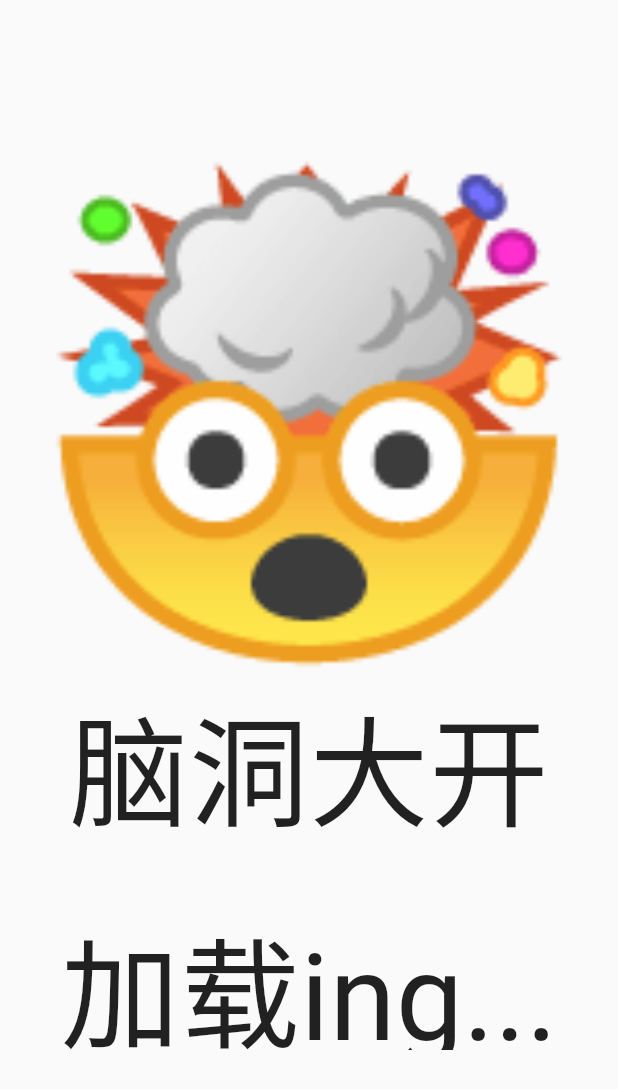
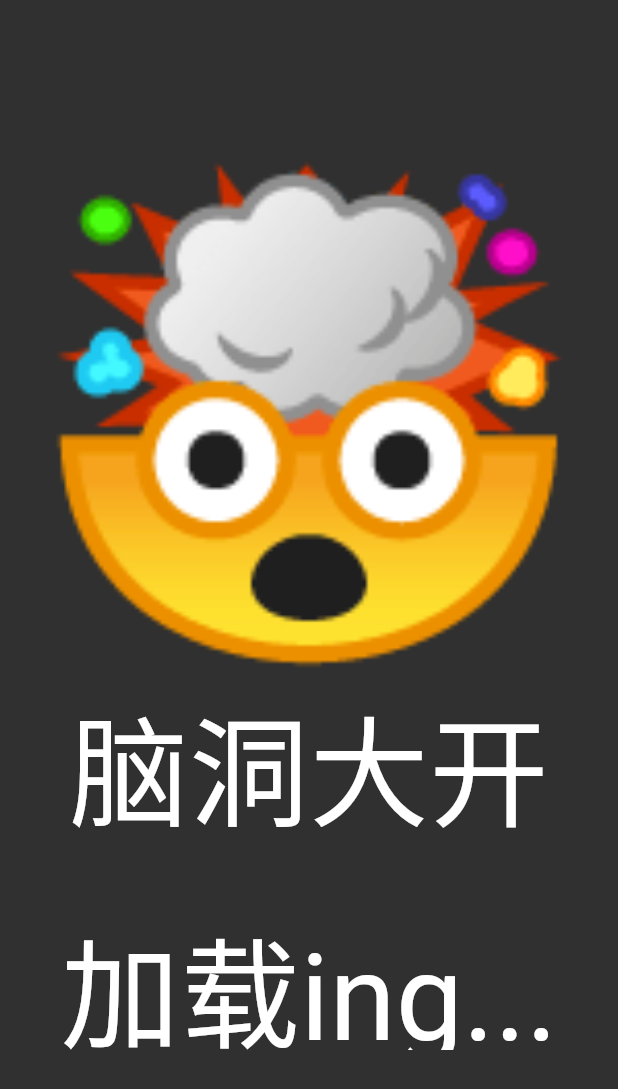
Before and after one commit to linweigao/guess, a Flutter app: the screen it shows after launch, on a phone screen of 412 x 824 dp. Shown: the top 1089 px of the screen. Run offline on Flutter 3.47's test engine with Material 2 defaults, Android fonts, the phone set to English and light mode, and no system bars; our stand-ins replace share_plus, shared_preferences; statements that could not run were skipped.

Commit message:
layout fix

```diff
--- a/lib/main.dart
+++ b/lib/main.dart
@@ -12,7 +12,10 @@ class MyApp extends StatelessWidget {
   @override
   Widget build(BuildContext context) {
     return MaterialApp(
-        title: 'Flutter Demo',
+        title: '脑洞大开',
+        darkTheme:
+            ThemeData(brightness: Brightness.dark, primarySwatch: Colors.grey),
+        themeMode: ThemeMode.dark,
         theme: ThemeData(
           // This is the theme of your application.
           //
```
Also changed, not shown: lib/answerList.dart (+10 -12 lines), lib/start_screen.dart (+6 -5 lines), lib/CharUtils.dart (deleted).
